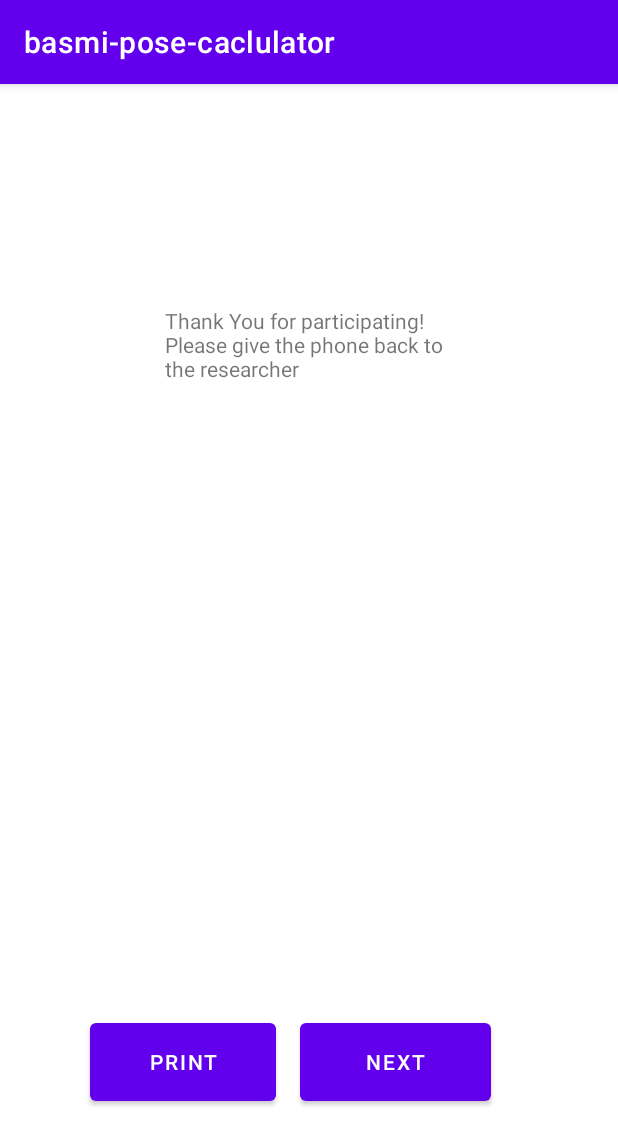
After one commit to shazakam/basmi-pose-caclulator, an Android app: the EndActivity screen opened directly, with no data from a screen before it, on a phone screen of 412 x 824 dp. The commit adds this screen. Shown: the top 1145 px of the screen. Run offline under Robolectric (Android 15) with nearby library versions, the phone set to English and light mode, and no system bars.

Commit message:
Created final activities. Cervical implemented and intermalleolar edited for accuracy. Next is to finish Lumbar Side flexion and end activity to print results and clean up code a bit.

```diff
--- a/app/src/main/AndroidManifest.xml
+++ b/app/src/main/AndroidManifest.xml
@@ -13,6 +13,12 @@
         android:supportsRtl="true"
         android:theme="@style/Theme.Basmiposecaclulator"
         tools:targetApi="31">
+        <activity
+            android:name=".EndActivity"
+            android:exported="false" />
+        <activity
+            android:name=".LumbarFlexionActivity"
+            android:exported="false" />
         <activity
             android:name=".InputLengthsActivity"
             android:exported="false" />
--- /dev/null
+++ b/app/src/main/java/com/example/basmi_pose_caclulator/EndActivity.java
@@ -0,0 +1,33 @@
+package com.example.basmi_pose_caclulator;
+
+import androidx.appcompat.app.AppCompatActivity;
+
+import android.os.Bundle;
+import android.util.Log;
+import android.view.View;
+
+public class EndActivity extends AppCompatActivity {
+
+    @Override
+    protected void onCreate(Bundle savedInstanceState) {
+        super.onCreate(savedInstanceState);
+        setContentView(R.layout.activity_end);
+    }
+
+    public void onClickPrintResults(View view ){
+        Log.d("TRAGULAR LEFT ELBOW",String.valueOf(Calculator.tragularLeftElbow));
+        Log.d("TRAGULAR RIGHT ELBOW",String.valueOf(Calculator.tragularRightElbow));
+        Log.d("TRAGULAR LEFT WRIST",String.valueOf(Calculator.tragularLeftWrist));
+        Log.d("TRAGULAR RIGHT WRIST",String.valueOf(Calculator.tragularRightWrist));
+
+        Log.d("LUMBAR LEFT ELBOW",String.valueOf(Calculator.lumbarLeftElbow));
+        Log.d("LUMBAR RIGHT ELBOW",String.valueOf(Calculator.lumbarRightElbow));
+        Log.d("LUMBAR LEFT WRIST",String.valueOf(Calculator.lumbarLeftWrist));
+        Log.d("LUMBAR RIGHT WRIST",String.valueOf(Calculator.lumbarRightWrist));
+
+        Log.d("INTERMALLEOLAR DIST",String.valueOf(Calculator.intermalleolarDistance));
+
+        Log.d("CERVICAL LEFT",String.valueOf(Calculator.cervicalLeftRotation));
+        Log.d("CERVICAL RIGHT",String.valueOf(Calculator.cervicalRightRotation));
+    }
+}
--- a/app/src/main/java/com/example/basmi_pose_caclulator/TragusActivity.java
+++ b/app/src/main/java/com/example/basmi_pose_caclulator/TragusActivity.java
@@ -113,6 +113,10 @@ public class TragusActivity extends AppCompatActivity{
 
                                                         if(extremeCaseEliminator()){
                                                             try{
+                                                                Calculator.tragularLeftElbow = (float) leftTragular[0];
+                                                                Calculator.tragularRightElbow = (float) rightTragular[0];
+                                                                Calculator.tragularLeftWrist = (float) leftTragular[1];
+                                                                Calculator.tragularRightWrist = (float) rightTragular[1];
                                                                 Log.d("FINAL ELBOW AVERAGE", String.valueOf((leftTragular[0]+rightTragular[0])/2));
                                                                 Log.d("FINAL WRIST AVERAGE", String.valueOf((leftTragular[1]+rightTragular[1])/2));
                                                                 Log.d("FINAL ELBOW SCORE", String.valueOf(calculator.tragularScore((leftTragular[0]+rightTragular[0])/2)));
@@ -164,7 +168,7 @@ public class TragusActivity extends AppCompatActivity{
                 return true;
             }
         }catch (Exception e){
-            return true;
+            return false;
         }
     }
     /*BUTTONS*/
--- a/app/src/main/res/layout/activity_cervical.xml
+++ b/app/src/main/res/layout/activity_cervical.xml
@@ -43,7 +43,7 @@
         android:id="@+id/cervicalDescription"
         android:layout_width="342dp"
         android:layout_height="104dp"
-        android:text="TEXT EXPLAINING WHAT TO DO"
+        android:text="@string/cervical_explanation"
         app:layout_constraintBottom_toBottomOf="parent"
         app:layout_constraintEnd_toEndOf="parent"
         app:layout_constraintHorizontal_bias="0.492"
@@ -97,6 +97,7 @@
         android:layout_width="wrap_content"
         android:layout_height="wrap_content"
         android:layout_marginBottom="72dp"
+        android:onClick="onClickCervicalnext"
         android:text="Next"
         app:backgroundTint="#100F0F"
         app:layout_constraintBottom_toBottomOf="parent"
--- /dev/null
+++ b/app/src/main/res/layout/activity_end.xml
@@ -0,0 +1,39 @@
+<?xml version="1.0" encoding="utf-8"?>
+<androidx.constraintlayout.widget.ConstraintLayout xmlns:android="http://schemas.android.com/apk/res/android"
+    xmlns:app="http://schemas.android.com/apk/res-auto"
+    xmlns:tools="http://schemas.android.com/tools"
+    android:layout_width="match_parent"
+    android:layout_height="match_parent"
+    tools:context=".EndActivity">
+
+    <TextView
+        android:id="@+id/textView"
+        android:layout_width="194dp"
+        android:layout_height="96dp"
+        android:layout_marginEnd="108dp"
+        android:layout_marginBottom="524dp"
+        android:text="@string/thank_you"
+        app:layout_constraintBottom_toBottomOf="parent"
+        app:layout_constraintEnd_toEndOf="parent" />
+
+    <Button
+        android:id="@+id/printResults"
+        android:layout_width="124dp"
+        android:layout_height="64dp"
+        android:layout_marginStart="60dp"
+        android:layout_marginBottom="84dp"
+        android:onClick="onClickPrintResults"
+        android:text="Print"
+        app:layout_constraintBottom_toBottomOf="parent"
+        app:layout_constraintStart_toStartOf="parent" />
+
+    <Button
+        android:id="@+id/startOver"
+        android:layout_width="127dp"
+        android:layout_height="64dp"
+        android:layout_marginStart="16dp"
+        android:text="Next"
+        app:layout_constraintBottom_toBottomOf="@+id/printResults"
+        app:layout_constraintStart_toEndOf="@+id/printResults"
+        app:layout_constraintTop_toTopOf="@+id/printResults" />
+</androidx.constraintlayout.widget.ConstraintLayout>
```
Also changed, not shown: app/src/main/java/com/example/basmi_pose_caclulator/Calculator.java (+45 -8 lines), app/src/main/java/com/example/basmi_pose_caclulator/CervicalActivity.java (+25 -7 lines), app/src/main/java/com/example/basmi_pose_caclulator/IntermalleolarActivity.java (+11 -6 lines), app/src/main/java/com/example/basmi_pose_caclulator/LumbarActivity.java (+34 -1 lines), app/src/main/java/com/example/basmi_pose_caclulator/LumbarFlexionActivity.java (added, +21 -0 lines), app/src/main/res/layout/activity_lumbar_flexion.xml (added, +19 -0 lines), app/src/main/res/values/strings.xml (+6 -1 lines).
